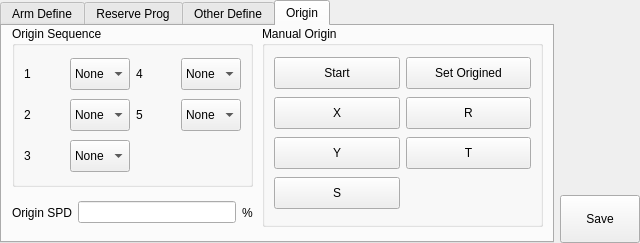
This is hcsettings/icstructdefineframe.ui in GaussCheng/2-5AxisPunch as Qt 5 draws it before an edit. The edited form follows.
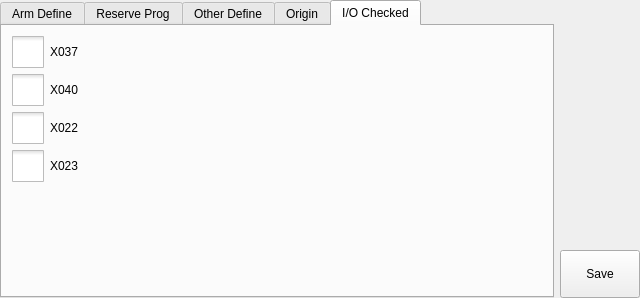
This is the edited form. The open tabs and pages were chosen to show the change. Icons and pictures are not drawn. Custom widgets are drawn as their Qt base class.

Patch:
```diff
--- a/hcsettings/icstructdefineframe.ui
+++ b/hcsettings/icstructdefineframe.ui
@@ -7,7 +7,7 @@
     <x>0</x>
     <y>0</y>
     <width>640</width>
-    <height>243</height>
+    <height>298</height>
    </rect>
   </property>
   <property name="windowTitle">
@@ -1071,9 +1071,9 @@
        <property name="geometry">
         <rect>
          <x>10</x>
-         <y>115</y>
+         <y>100</y>
          <width>219</width>
-         <height>72</height>
+         <height>135</height>
         </rect>
        </property>
        <layout class="QGridLayout" name="gridLayout_6">
@@ -1501,8 +1501,8 @@
       <widget class="QWidget" name="layoutWidget">
        <property name="geometry">
         <rect>
-         <x>10</x>
-         <y>170</y>
+         <x>30</x>
+         <y>210</y>
          <width>241</width>
          <height>33</height>
         </rect>
@@ -1527,6 +1527,218 @@
         </item>
        </layout>
       </widget>
+      <widget class="QCheckBox" name="syncBox">
+       <property name="geometry">
+        <rect>
+         <x>30</x>
+         <y>160</y>
+         <width>141</width>
+         <height>26</height>
+        </rect>
+       </property>
+       <property name="focusPolicy">
+        <enum>Qt::NoFocus</enum>
+       </property>
+       <property name="styleSheet">
+        <string notr="true">::indicator {
+     width: 32px;
+     height: 32px;
+ }
+
+::indicator:unchecked 
+{
+     image: url(:/resource/check_unchecked.png);
+ }
+::indicator:checked 
+{
+     image: url(:/resource/check_checked.png);
+ }
+
+QRadioButton::indicator:checked:disabled
+{
+ image: url(:/resource/check_checked_disable.png);
+}
+
+QRadioButton::indicator:unchecked:disabled
+{
+ image: url(:/resource/check_unchecked_disable.png);
+}</string>
+       </property>
+       <property name="text">
+        <string>Orign Sync </string>
+       </property>
+      </widget>
+      <widget class="QWidget" name="layoutWidget">
+       <property name="geometry">
+        <rect>
+         <x>290</x>
+         <y>212</y>
+         <width>251</width>
+         <height>31</height>
+        </rect>
+       </property>
+       <layout class="QHBoxLayout" name="horizontalLayout_3">
+        <item>
+         <widget class="QLabel" name="label_23">
+          <property name="text">
+           <string>status</string>
+          </property>
+         </widget>
+        </item>
+        <item>
+         <widget class="QLabel" name="orignStatus">
+          <property name="text">
+           <string/>
+          </property>
+         </widget>
+        </item>
+       </layout>
+      </widget>
+     </widget>
+     <widget class="QWidget" name="iocheck">
+      <attribute name="title">
+       <string>I/O Checked</string>
+      </attribute>
+      <widget class="QWidget" name="layoutWidget">
+       <property name="geometry">
+        <rect>
+         <x>10</x>
+         <y>10</y>
+         <width>151</width>
+         <height>148</height>
+        </rect>
+       </property>
+       <layout class="QVBoxLayout" name="verticalLayout_3">
+        <item>
+         <widget class="QCheckBox" name="x37Box">
+          <property name="styleSheet">
+           <string notr="true">::indicator {
+     width: 32px;
+     height: 32px;
+ }
+
+::indicator:unchecked 
+{
+     image: url(:/resource/check_unchecked.png);
+ }
+::indicator:checked 
+{
+     image: url(:/resource/check_checked.png);
+ }
+
+::indicator:checked:disabled
+{
+ image: url(:/resource/check_checked_disable.png);
+}
+
+::indicator:unchecked:disabled
+{
+ image: url(:/resource/check_unchecked_disable.png);
+}</string>
+          </property>
+          <property name="text">
+           <string>X037</string>
+          </property>
+         </widget>
+        </item>
+        <item>
+         <widget class="QCheckBox" name="x40Box">
+          <property name="styleSheet">
+           <string notr="true">::indicator {
+     width: 32px;
+     height: 32px;
+ }
+
+::indicator:unchecked 
+{
+     image: url(:/resource/check_unchecked.png);
+ }
+::indicator:checked 
+{
+     image: url(:/resource/check_checked.png);
+ }
+
+::indicator:checked:disabled
+{
+ image: url(:/resource/check_checked_disable.png);
+}
+
+::indicator:unchecked:disabled
+{
+ image: url(:/resource/check_unchecked_disable.png);
+}</string>
+          </property>
+          <property name="text">
+           <string>X040</string>
+          </property>
+         </widget>
+        </item>
+        <item>
+         <widget class="QCheckBox" name="x22Box">
+          <property name="styleSheet">
+           <string notr="true">::indicator {
+     width: 32px;
+     height: 32px;
+ }
+
+::indicator:unchecked 
+{
+     image: url(:/resource/check_unchecked.png);
+ }
+::indicator:checked 
+{
+     image: url(:/resource/check_checked.png);
+ }
+
+::indicator:checked:disabled
+{
+ image: url(:/resource/check_checked_disable.png);
+}
+
+::indicator:unchecked:disabled
+{
+ image: url(:/resource/check_unchecked_disable.png);
+}</string>
+          </property>
+          <property name="text">
+           <string>X022</string>
+          </property>
+         </widget>
+        </item>
+        <item>
+         <widget class="QCheckBox" name="x23Box">
+          <property name="styleSheet">
+           <string notr="true">::indicator {
+     width: 32px;
+     height: 32px;
+ }
+
+::indicator:unchecked 
+{
+     image: url(:/resource/check_unchecked.png);
+ }
+::indicator:checked 
+{
+     image: url(:/resource/check_checked.png);
+ }
+
+::indicator:checked:disabled
+{
+ image: url(:/resource/check_checked_disable.png);
+}
+
+::indicator:unchecked:disabled
+{
+ image: url(:/resource/check_unchecked_disable.png);
+}</string>
+          </property>
+          <property name="text">
+           <string>X023</string>
+          </property>
+         </widget>
+        </item>
+       </layout>
+      </widget>
      </widget>
     </widget>
    </item>
@@ -1569,16 +1781,16 @@
   </layout>
  </widget>
  <customwidgets>
-  <customwidget>
-   <class>ICComboBox</class>
-   <extends>QComboBox</extends>
-   <header>iccombobox.h</header>
-  </customwidget>
   <customwidget>
    <class>ICLineEditWithVirtualNumericKeypad</class>
    <extends>QLineEdit</extends>
    <header>iclineeditwithvirtualnumerickeypad.h</header>
   </customwidget>
+  <customwidget>
+   <class>ICComboBox</class>
+   <extends>QComboBox</extends>
+   <header>iccombobox.h</header>
+  </customwidget>
   <customwidget>
    <class>ICTabWidget</class>
    <extends>QTabWidget</extends>
```
Left out of the diff: 123 changed lines with no effect on the pictures.
